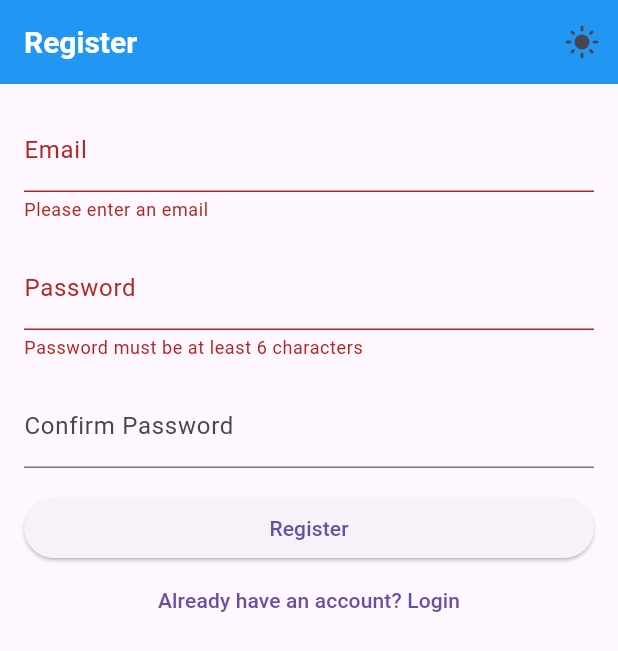
After one commit to aerengns/flutter_app, a Flutter app: the screen it shows after launch, after a tap on "Login", after a tap on "Don’t have an account? Register", after a tap on "Register", on a phone screen of 412 x 824 dp. The commit adds this screen. Shown: the top 651 px of the screen. Run offline on Flutter 3.47's test engine with Material 3 defaults, Android fonts, the light colour scheme and no system bars; our stand-ins replace firebase_auth, firebase_core, shared_preferences; accounts and stored records are empty; generated files the repository leaves out were written again.

Commit message:
feat: added theme, routing and improved auth.

```diff
--- /dev/null
+++ b/lib/config/routes.dart
@@ -0,0 +1,60 @@
+import 'package:drive_or_drunk_app/features/authentication/login_page.dart';
+import 'package:drive_or_drunk_app/features/authentication/register_page.dart';
+import 'package:drive_or_drunk_app/features/homepage.dart';
+import 'package:firebase_auth/firebase_auth.dart';
+import 'package:flutter/material.dart';
+
+class AppRoutes {
+  static const String home = '/';
+  static const String login = '/login';
+  static const register = '/register';
+
+  static Route<dynamic> generateRoute(RouteSettings settings) {
+    // Get the current authentication state
+    final User? currentUser = FirebaseAuth.instance.currentUser;
+
+    // Custom route wrapper that checks authentication
+    MaterialPageRoute authenticatedRoute(
+        {required Widget Function(BuildContext) builder,
+        required String routeName}) {
+      return MaterialPageRoute(
+        builder: (context) {
+          // If no user is logged in and trying to access home, redirect to login
+          if (currentUser == null && routeName == home) {
+            return LoginPage();
+          }
+
+          // If user is logged in and trying to access login, redirect to home
+          if (currentUser != null && routeName == login) {
+            return const HomePage();
+          }
+
+          // Otherwise, return the requested route
+          return builder(context);
+        },
+        settings: settings,
+      );
+    }
+
+    // Route generation logic
+    switch (settings.name) {
+      case home:
+        return authenticatedRoute(
+            builder: (_) => const HomePage(), routeName: home);
+      case login:
+        return authenticatedRoute(
+            builder: (_) => LoginPage(), routeName: login);
+      case register:
+        return authenticatedRoute(
+            builder: (_) => RegisterPage(), routeName: register);
+      default:
+        return MaterialPageRoute(
+          builder: (_) => Scaffold(
+            body: Center(
+              child: Text('No route defined for ${settings.name}'),
+            ),
+          ),
+        );
+    }
+  }
+}
--- /dev/null
+++ b/lib/core/theme/app_theme.dart
@@ -0,0 +1,44 @@
+import 'package:flutter/material.dart';
+
+// Theme configuration
+class AppTheme {
+  static ThemeData get lightTheme {
+    return ThemeData(
+      primarySwatch: Colors.blue,
+      brightness: Brightness.light,
+      appBarTheme: AppBarTheme(
+        color: Colors.blue,
+        elevation: 0,
+        titleTextStyle: TextStyle(
+          color: Colors.white,
+          fontSize: 20,
+          fontWeight: FontWeight.bold,
+        ),
+      ),
+      textTheme: TextTheme(
+        displayLarge: TextStyle(fontSize: 32, fontWeight: FontWeight.bold),
+        bodyLarge: TextStyle(fontSize: 16),
+      ),
+    );
+  }
+
+  static ThemeData get darkTheme {
+    return ThemeData(
+      primarySwatch: Colors.blue,
+      brightness: Brightness.dark,
+      appBarTheme: AppBarTheme(
+        color: Colors.blueGrey[900],
+        elevation: 0,
+        titleTextStyle: TextStyle(
+          color: Colors.white,
+          fontSize: 20,
+          fontWeight: FontWeight.bold,
+        ),
+      ),
+      textTheme: TextTheme(
+        displayLarge: TextStyle(fontSize: 32, fontWeight: FontWeight.bold),
+        bodyLarge: TextStyle(fontSize: 16),
+      ),
+    );
+  }
+}
--- /dev/null
+++ b/lib/core/theme/theme_provider.dart
@@ -0,0 +1,44 @@
+// lib/core/theme/theme_provider.dart
+import 'package:flutter/material.dart';
+import 'package:shared_preferences/shared_preferences.dart';
+
+class ThemeProvider extends ChangeNotifier {
+  ThemeMode _themeMode = ThemeMode.system;
+
+  ThemeMode get themeMode => _themeMode;
+
+  // Load theme from local storage
+  ThemeProvider() {
+    _loadThemeFromPrefs();
+  }
+
+  // Toggle between light and dark themes
+  void toggleTheme() {
+    _themeMode = _themeMode == ThemeMode.light
+        ? ThemeMode.dark
+        : ThemeMode.light;
+
+    _saveThemeToPrefs();
+    notifyListeners();
+  }
+
+  // Save theme preference to local storage
+  Future<void> _saveThemeToPrefs() async {
+    final prefs = await SharedPreferences.getInstance();
+    await prefs.setString('theme', _themeMode.toString());
+  }
+
+  // Load theme preference from local storage
+  Future<void> _loadThemeFromPrefs() async {
+    final prefs = await SharedPreferences.getInstance();
+    final themeName = prefs.getString('theme');
+
+    if (themeName != null) {
+      _themeMode = ThemeMode.values.firstWhere(
+        (mode) => mode.toString() == themeName,
+        orElse: () => ThemeMode.system
+      );
+      notifyListeners();
+    }
+  }
+}
--- /dev/null
+++ b/lib/features/authentication/auth_provider.dart
@@ -0,0 +1,65 @@
+import 'package:drive_or_drunk_app/features/authentication/auth_repository.dart';
+import 'package:firebase_auth/firebase_auth.dart';
+import 'package:flutter/foundation.dart';
+
+class AuthProvider extends ChangeNotifier {
+  final AuthRepository _authRepository;
+
+  AuthProvider(this._authRepository);
+
+  User? get currentUser => _authRepository.currentUser;
+  Stream<User?> get authStateChanges => _authRepository.authStateChanges;
+
+  Future<void> signUp({
+    required String email,
+    required String password,
+    String? displayName,
+  }) async {
+    try {
+      await _authRepository.signUp(
+          email: email, password: password, displayName: displayName);
+      notifyListeners();
+    } catch (e) {
+      rethrow;
+    }
+  }
+
+  Future<void> signIn({
+    required String email,
+    required String password,
+  }) async {
+    try {
+      await _authRepository.signIn(email: email, password: password);
+      notifyListeners();
+    } catch (e) {
+      rethrow;
+    }
+  }
+
+  // Future<void> signInWithGoogle() async {
+  //   try {
+  //     await _authRepository.signInWithGoogle();
+  //     notifyListeners();
+  //   } catch (e) {
+  //     rethrow;
+  //   }
+  // }
+
+  // Future<void> signInWithFacebook() async {
+  //   try {
+  //     await _authRepository.signInWithFacebook();
+  //     notifyListeners();
+  //   } catch (e) {
+  //     rethrow;
+  //   }
+  // }
+
+  Future<void> resetPassword(String email) async {
+    await _authRepository.resetPassword(email);
+  }
+
+  Future<void> signOut() async {
+    await _authRepository.signOut();
+    notifyListeners();
+  }
+}
--- /dev/null
+++ b/lib/features/authentication/auth_repository.dart
@@ -0,0 +1,64 @@
+import 'package:drive_or_drunk_app/features/authentication/firebase_auth_datasource.dart';
+import 'package:firebase_auth/firebase_auth.dart';
+
+abstract class AuthRepository {
+  Future<User?> signUp({
+    required String email,
+    required String password,
+    String? displayName,
+  });
+
+  Future<User?> signIn({
+    required String email,
+    required String password,
+  });
+
+  // Future<User?> signInWithGoogle();
+  // Future<User?> signInWithFacebook();
+  Future<void> resetPassword(String email);
+  Future<void> signOut();
+  User? get currentUser;
+  Stream<User?> get authStateChanges;
+}
+
+// lib/features/authentication/data/repositories/auth_repository_impl.dart
+class AuthRepositoryImpl implements AuthRepository {
+  final FirebaseAuthDataSource _authDataSource;
+
+  AuthRepositoryImpl(this._authDataSource);
+
+  @override
+  Future<User?> signUp({
+    required String email,
+    required String password,
+    String? displayName,
+  }) =>
+      _authDataSource.signUp(
+          email: email, password: password, displayName: displayName);
+
+  @override
+  Future<User?> signIn({
+    required String email,
+    required String password,
+  }) =>
+      _authDataSource.signIn(email: email, password: password);
+
+  // @override
+  // Future<User?> signInWithGoogle() => _authDataSource.signInWithGoogle();
+
+  // @override
+  // Future<User?> signInWithFacebook() => _authDataSource.signInWithFacebook();
+
+  @override
+  Future<void> resetPassword(String email) =>
+      _authDataSource.resetPassword(email);
+
+  @override
+  Future<void> signOut() => _authDataSource.signOut();
+
+  @override
+  User? get currentUser => _authDataSource.currentUser;
+
+  @override
+  Stream<User?> get authStateChanges => _authDataSource.authStateChanges;
+}
--- /dev/null
+++ b/lib/features/authentication/firebase_auth_datasource.dart
@@ -0,0 +1,121 @@
+import 'package:firebase_auth/firebase_auth.dart';
+// import 'package:google_sign_in/google_sign_in.dart';
+// import 'package:flutter_facebook_auth/flutter_facebook_auth.dart';
+
+class FirebaseAuthDataSource {
+  final FirebaseAuth _firebaseAuth = FirebaseAuth.instance;
+
+  // Email & Password Registration
+  Future<User?> signUp({
+    required String email,
+    required String password,
+    String? displayName,
+  }) async {
+    try {
+      final UserCredential userCredential = await _firebaseAuth
+          .createUserWithEmailAndPassword(email: email, password: password);
+
+      // Update display name if provided
+      await userCredential.user?.updateDisplayName(displayName);
+      await userCredential.user?.reload();
+
+      return userCredential.user;
+    } on FirebaseAuthException catch (e) {
+      throw _handleAuthError(e);
+    }
+  }
+
+  // Email & Password Login
+  Future<User?> signIn(
+      {required String email, required String password}) async {
+    try {
+      final UserCredential userCredential = await _firebaseAuth
+          .signInWithEmailAndPassword(email: email, password: password);
+      return userCredential.user;
+    } on FirebaseAuthException catch (e) {
+      throw _handleAuthError(e);
+    }
+  }
+
+  // Google Sign-In
+  // Future<User?> signInWithGoogle() async {
+  //   try {
+  //     final GoogleSignInAccount? googleUser = await GoogleSignIn().signIn();
+  //     final GoogleSignInAuthentication? googleAuth =
+  //         await googleUser?.authentication;
+
+  //     if (googleAuth == null) return null;
+
+  //     final credential = GoogleAuthProvider.credential(
+  //       accessToken: googleAuth.accessToken,
+  //       idToken: googleAuth.idToken,
+  //     );
+
+  //     final UserCredential userCredential =
+  //         await _firebaseAuth.signInWithCredential(credential);
+  //     return userCredential.user;
+  //   } catch (e) {
+  //     throw Exception('Google Sign-In Failed: $e');
+  //   }
+  // }
+
+  // Facebook Sign-In
+  // Future<User?> signInWithFacebook() async {
+  //   try {
+  //     final LoginResult result = await FacebookAuth.instance.login();
+
+  //     if (result.status == LoginStatus.success) {
+  //       final OAuthCredential credential = FacebookAuthProvider.credential(
+  //         result.accessToken!.token
+  //       );
+
+  //       final UserCredential userCredential = await _firebaseAuth
+  //           .signInWithCredential(credential);
+  //       return userCredential.user;
+  //     }
+  //     return null;
+  //   } catch (e) {
+  //     throw Exception('Facebook Sign-In Failed: $e');
+  //   }
+  // }
+
+  // Password Reset
+  Future<void> resetPassword(String email) async {
+    try {
+      await _firebaseAuth.sendPasswordResetEmail(email: email);
+    } on FirebaseAuthException catch (e) {
+      throw _handleAuthError(e);
+    }
+  }
+
+  // Sign Out
+  Future<void> signOut() async {
+    await _firebaseAuth.signOut();
+    // await GoogleSignIn().signOut();
+    // await FacebookAuth.instance.logOut();
+  }
+
+  // Error Handling
+  Exception _handleAuthError(FirebaseAuthException e) {
+    switch (e.code) {
+      case 'weak-password':
+        return Exception('The password is too weak.');
+      case 'email-already-in-use':
+        return Exception('An account already exists with this email.');
+      case 'invalid-email':
+        return Exception('The email address is not valid.');
+      case 'user-not-found':
+        return Exception('No user found with this email.');
+      case 'wrong-password':
+        return Exception('Incorrect password.');
+      default:
+        return Exception('Authentication failed: ${e.message}');
+    }
+  }
+
+  // Current User
+  User? get currentUser => _firebaseAuth.currentUser;
+
+  // Stream of Authentication State
+  Stream<User?> get authStateChanges => _firebaseAuth.authStateChanges();
+}
--- /dev/null
+++ b/lib/features/authentication/login_page.dart
@@ -0,0 +1,108 @@
+import 'package:drive_or_drunk_app/config/routes.dart';
+import 'package:drive_or_drunk_app/core/theme/theme_provider.dart';
+import 'package:drive_or_drunk_app/features/authentication/auth_provider.dart';
+import 'package:flutter/material.dart';
+import 'package:provider/provider.dart';
+
+class LoginPage extends StatefulWidget {
+  @override
+  _LoginPageState createState() => _LoginPageState();
+}
+
+class _LoginPageState extends State<LoginPage> {
+  final _formKey = GlobalKey<FormState>();
+  final _emailController = TextEditingController();
+  final _passwordController = TextEditingController();
+  bool _isLoading = false;
+
+  void _login() async {
+    if (_formKey.currentState!.validate()) {
+      setState(() => _isLoading = true);
+      try {
+        await context.read<AuthProvider>().signIn(
+              email: _emailController.text.trim(),
+              password: _passwordController.text.trim(),
+            );
+        Navigator.pushReplacementNamed(context, AppRoutes.home);
+      } catch (e) {
+        // Show error
+        ScaffoldMessenger.of(context).showSnackBar(
+          SnackBar(content: Text(e.toString())),
+        );
+      } finally {
+        setState(() => _isLoading = false);
+      }
+    }
+  }
+
+  @override
+  Widget build(BuildContext context) {
+    return Scaffold(
+      appBar: AppBar(
+        title: Text('Login'),
+        actions: [
+          IconButton(
+            icon: Icon(
+                context.watch<ThemeProvider>().themeMode == ThemeMode.light
+                    ? Icons.dark_mode
+                    : Icons.light_mode),
+            onPressed: () {
+              context.read<ThemeProvider>().toggleTheme();
+            },
+          ),
+        ],
+      ),
+      body: Form(
+        key: _formKey,
+        child: ListView(
+          padding: EdgeInsets.all(16),
+          children: [
+            TextFormField(
+              controller: _emailController,
+              decoration: InputDecoration(labelText: 'Email'),
+              validator: (value) =>
+                  value!.isEmpty ? 'Please enter an email' : null,
+            ),
+            SizedBox(height: 16),
+            TextFormField(
+              controller: _passwordController,
+              decoration: InputDecoration(labelText: 'Password'),
+              obscureText: true,
+              validator: (value) =>
+                  value!.isEmpty ? 'Please enter a password' : null,
+            ),
+            SizedBox(height: 16),
+            ElevatedButton(
+              onPressed: _isLoading ? null : _login,
+              child: Text('Login'),
+            ),
+            SizedBox(height: 16),
+            TextButton(
+              onPressed: () {
+                Navigator.pushReplacementNamed(context, AppRoutes.register);
+              },
+              child: Text('Don’t have an account? Register'),
+            ),
+
+            // ElevatedButton(
+            //   onPressed: _isLoading
+            //       ? null
+            //       : () {
+            //           context.read<AuthProvider>().signInWithGoogle();
+            //         },
+            //   child: Text('Sign in with Google'),
+            // ),
+            // ElevatedButton(
+            //   onPressed: _isLoading
+            //       ? null
+            //       : () {
+            //           context.read<AuthProvider>().signInWithFacebook();
+            //         },
+            //   child: Text('Sign in with Facebook'),
+            // ),
+          ],
+        ),
+      ),
+    );
+  }
+}
--- /dev/null
+++ b/lib/features/authentication/register_page.dart
@@ -0,0 +1,101 @@
+import 'package:drive_or_drunk_app/config/routes.dart';
+import 'package:drive_or_drunk_app/core/theme/theme_provider.dart';
+import 'package:drive_or_drunk_app/features/authentication/auth_provider.dart';
+import 'package:flutter/material.dart';
+import 'package:provider/provider.dart';
+
+class RegisterPage extends StatefulWidget {
+  @override
+  _RegisterPageState createState() => _RegisterPageState();
+}
+
+class _RegisterPageState extends State<RegisterPage> {
+  final _formKey = GlobalKey<FormState>();
+  final _emailController = TextEditingController();
+  final _passwordController = TextEditingController();
+  final _confirmPasswordController = TextEditingController();
+  bool _isLoading = false;
+
+  void _register() async {
+    if (_formKey.currentState!.validate()) {
+      setState(() => _isLoading = true);
+      try {
+        await context.read<AuthProvider>().signUp(
+              email: _emailController.text.trim(),
+              password: _passwordController.text.trim(),
+            );
+        Navigator.pushReplacementNamed(context, AppRoutes.home);
+      } catch (e) {
+        // Show error
+        ScaffoldMessenger.of(context).showSnackBar(
+          SnackBar(content: Text(e.toString())),
+        );
+      } finally {
+        setState(() => _isLoading = false);
+      }
+    }
+  }
+
+  @override
+  Widget build(BuildContext context) {
+    return Scaffold(
+      appBar: AppBar(
+        title: Text('Register'),
+        actions: [
+          IconButton(
+            icon: Icon(
+                context.watch<ThemeProvider>().themeMode == ThemeMode.light
+                    ? Icons.dark_mode
+                    : Icons.light_mode),
+            onPressed: () {
+              context.read<ThemeProvider>().toggleTheme();
+            },
+          ),
+        ],
+      ),
+      body: Form(
+        key: _formKey,
+        child: ListView(
+          padding: EdgeInsets.all(16),
+          children: [
+            TextFormField(
+              controller: _emailController,
+              decoration: InputDecoration(labelText: 'Email'),
+              validator: (value) =>
+                  value!.isEmpty ? 'Please enter an email' : null,
+            ),
+            SizedBox(height: 16),
+            TextFormField(
+              controller: _passwordController,
+              decoration: InputDecoration(labelText: 'Password'),
+              obscureText: true,
+              validator: (value) => value!.length < 6
+                  ? 'Password must be at least 6 characters'
+                  : null,
+            ),
+            SizedBox(height: 16),
+            TextFormField(
+              controller: _confirmPasswordController,
+              decoration: InputDecoration(labelText: 'Confirm Password'),
+              obscureText: true,
+              validator: (value) => value != _passwordController.text
+                  ? 'Passwords do not match'
+                  : null,
+            ),
+            SizedBox(height: 16),
+            ElevatedButton(
+              onPressed: _isLoading ? null : _register,
+              child: Text('Register'),
+            ),
+            TextButton(
+              onPressed: () {
+                Navigator.pushReplacementNamed(context, AppRoutes.login);
+              },
+              child: Text('Already have an account? Login'),
+            ),
+          ],
+        ),
+      ),
+    );
+  }
+}
--- a/lib/main.dart
+++ b/lib/main.dart
@@ -1,17 +1,35 @@
-import 'package:drive_or_drunk_app/auth_wrapper.dart';
-import 'package:drive_or_drunk_app/homepage.dart';
-import 'package:drive_or_drunk_app/login.dart';
+import 'package:drive_or_drunk_app/config/routes.dart';
+import 'package:drive_or_drunk_app/core/theme/app_theme.dart';
+import 'package:drive_or_drunk_app/core/theme/theme_provider.dart';
+import 'package:drive_or_drunk_app/features/authentication/auth_provider.dart';
+import 'package:drive_or_drunk_app/features/authentication/auth_repository.dart';
+import 'package:drive_or_drunk_app/features/authentication/firebase_auth_datasource.dart';
+import 'package:drive_or_drunk_app/services/firebase_options.dart';
 import 'package:firebase_core/firebase_core.dart';
 import 'package:flutter/material.dart';
-
-import 'firebase_options.dart';
+import 'package:provider/provider.dart';
 
 void main() async {
   WidgetsFlutterBinding.ensureInitialized();
   await Firebase.initializeApp(
     options: DefaultFirebaseOptions.currentPlatform,
   );
-  runApp(const MainApp());
+  runApp(
+    MultiProvider(
+      providers: [
+        Provider<AuthRepository>(
+          create: (_) => AuthRepositoryImpl(FirebaseAuthDataSource()),
+        ),
+        ChangeNotifierProvider<AuthProvider>(
+          create: (context) => AuthProvider(context.read<AuthRepository>()),
+        ),
+        ChangeNotifierProvider<ThemeProvider>(
+          create: (_) => ThemeProvider(),
+        ),
+      ],
+      child: const MainApp(),
+    ),
+  );
 }
 
 class MainApp extends StatelessWidget {
@@ -19,12 +37,16 @@ class MainApp extends StatelessWidget {
 
   @override
   Widget build(BuildContext context) {
+    final themeProvider = Provider.of<ThemeProvider>(context);
+
     return MaterialApp(
-      home: AuthWrapper(),
-      routes: {
-        '/login': (context) => LoginPage(),
-        '/home': (context) => const HomePage()
-      },
+      title: 'Flutter Template',
+      theme: AppTheme.lightTheme,
+      darkTheme: AppTheme.darkTheme,
+      themeMode:
+          themeProvider.themeMode, // Dynamically respond to theme changes
+      initialRoute: AppRoutes.home,
+      onGenerateRoute: AppRoutes.generateRoute,
     );
   }
 }
--- a/pubspec.yaml
+++ b/pubspec.yaml
@@ -13,6 +13,8 @@ dependencies:
   firebase_auth: ^4.7.0
   firebase_ui_auth: ^1.7.0
   firebase_ui_oauth_google: ^1.2.0
+  shared_preferences: ^2.3.3
+  provider: ^6.1.2
 
 dev_dependencies:
   flutter_test:
```
Also changed, not shown: lib/auth_wrapper.dart (deleted, +0 -22 lines), lib/features/homepage.dart (renamed from lib/homepage.dart, +17 -1 lines), lib/login.dart (deleted, +0 -21 lines), pubspec.lock, 1 other file.
